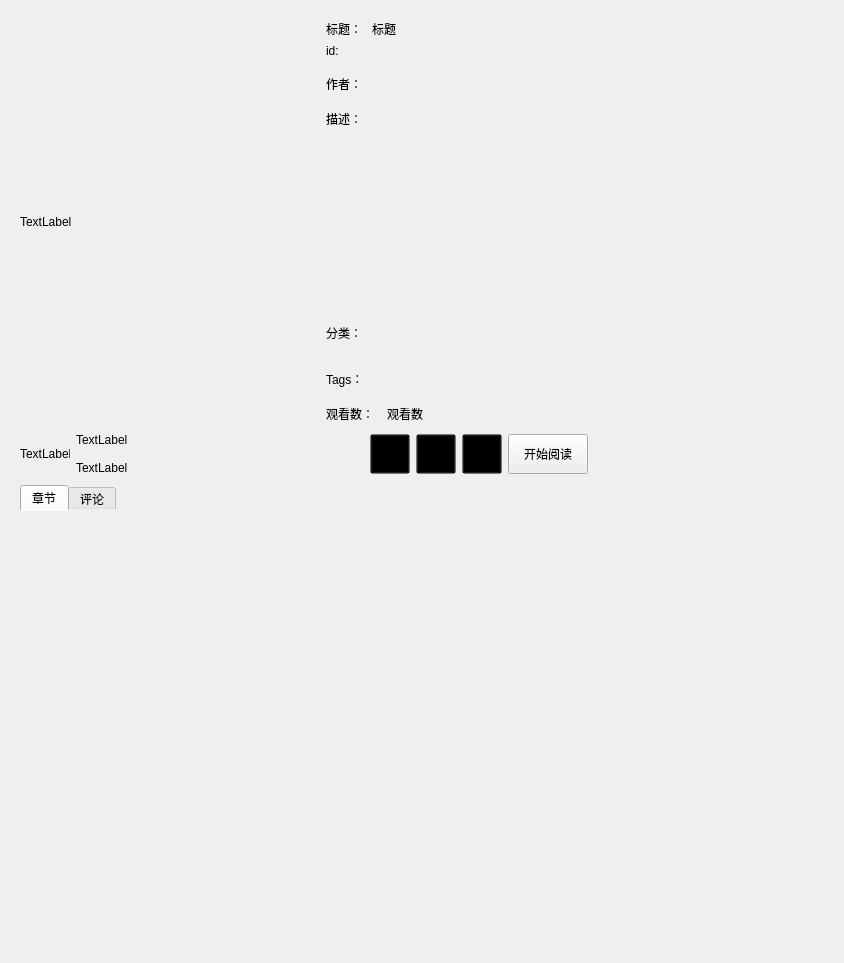
tonquer/picacg-qt, file ui/bookinfo.ui: the form before one commit.
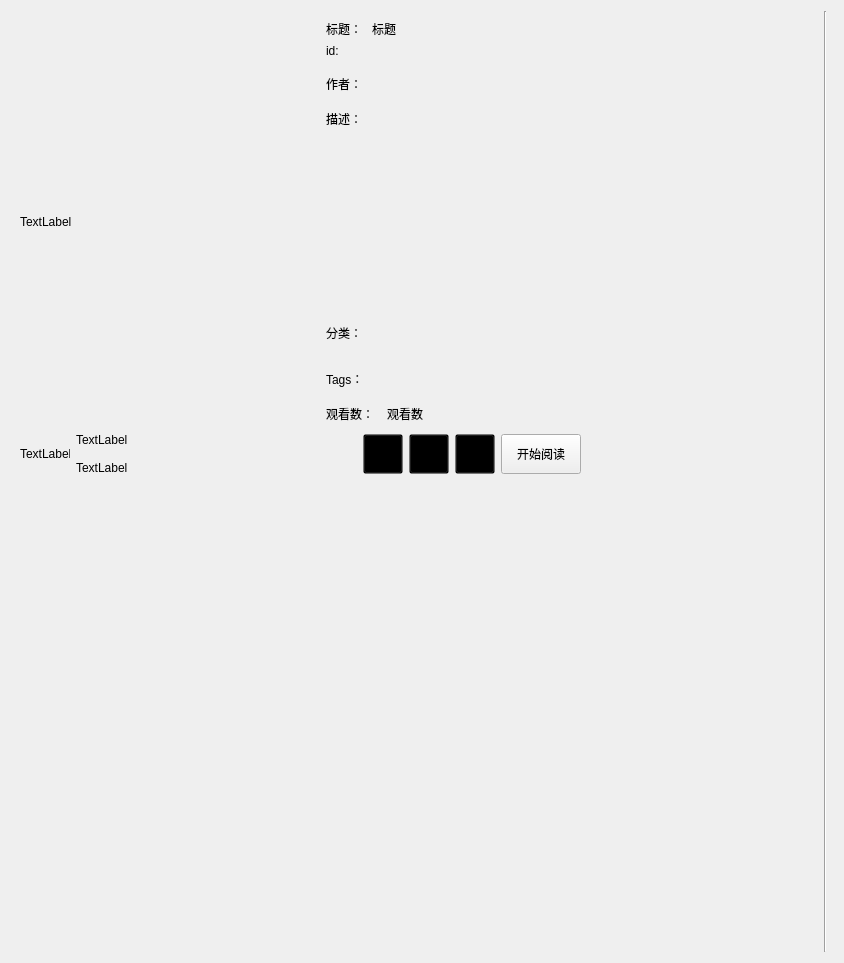
The form after the commit. Custom widgets are drawn as their Qt base class.

Patch:
```diff
--- a/ui/bookinfo.ui
+++ b/ui/bookinfo.ui
@@ -15,6 +15,8 @@
   </property>
   <layout class="QGridLayout" name="gridLayout_2">
    <item row="0" column="0">
+    <layout class="QHBoxLayout" name="horizontalLayout_13">
+     <item>
     <widget class="QStackedWidget" name="stackedWidget">
      <widget class="QWidget" name="page">
       <layout class="QGridLayout" name="gridLayout_4">
@@ -456,20 +458,11 @@
              </item>
             </layout>
            </item>
-           <item>
-            <widget class="QTabWidget" name="tabWidget">
-             <property name="styleSheet">
-              <string notr="true">QTabWidget:pane {border-top:0px solid #e8f3f9;background:  transparent; }</string>
-             </property>
-             <property name="currentIndex">
-              <number>0</number>
-             </property>
-             <widget class="QWidget" name="epsWidget">
-              <attribute name="title">
-               <string>章节</string>
-              </attribute>
-              <layout class="QGridLayout" name="epsLayout">
-               <item row="0" column="0">
+            </layout>
+           </item>
+          </layout>
+         </item>
+         <item row="1" column="0">
                 <widget class="QListWidget" name="epsListWidget">
                  <property name="styleSheet">
                   <string notr="true">QListWidget {background-color:transparent;}
@@ -505,21 +498,19 @@
                </item>
               </layout>
              </widget>
-             <widget class="QtCommentList" name="commentWidget">
-              <attribute name="title">
-               <string>评论</string>
-              </attribute>
-              <layout class="QGridLayout" name="commentLayout"/>
-             </widget>
-            </widget>
-           </item>
-          </layout>
-         </item>
-        </layout>
-       </item>
-      </layout>
-     </widget>
-    </widget>
+      </widget>
+     </item>
+     <item>
+      <widget class="Line" name="line">
+       <property name="orientation">
+        <enum>Qt::Vertical</enum>
+       </property>
+      </widget>
+     </item>
+     <item>
+      <widget class="QtCommentList" name="commentWidget" native="true"/>
+     </item>
+    </layout>
    </item>
   </layout>
  </widget>
```
Left out of the diff: 16 changed lines with no effect on the pictures. Lines whose indentation alone changed are shown as unchanged.
